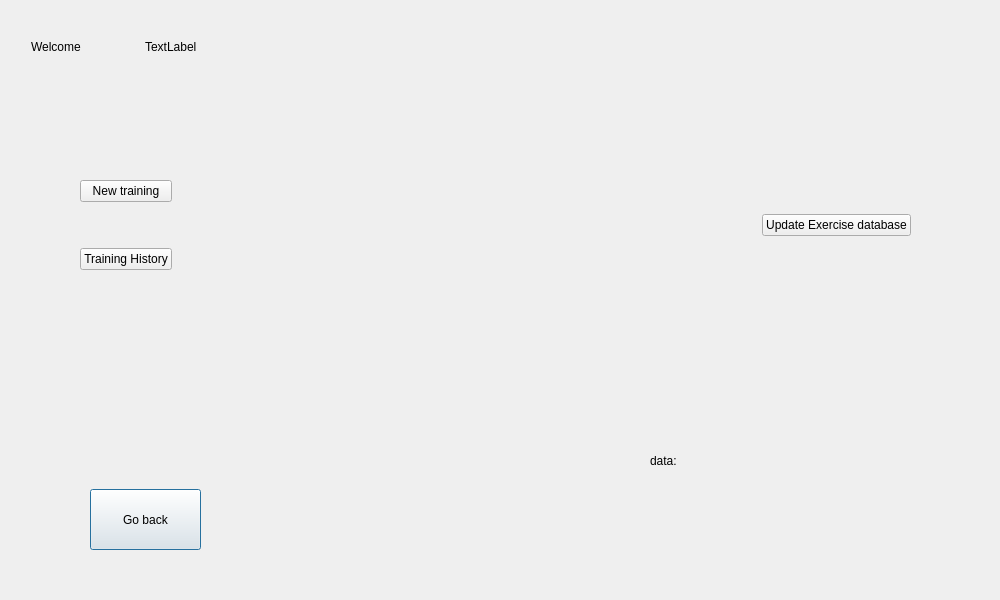
Before: the Qt Designer form src/guisecond.ui in jbento12/projectESRG, drawn with Qt 5.
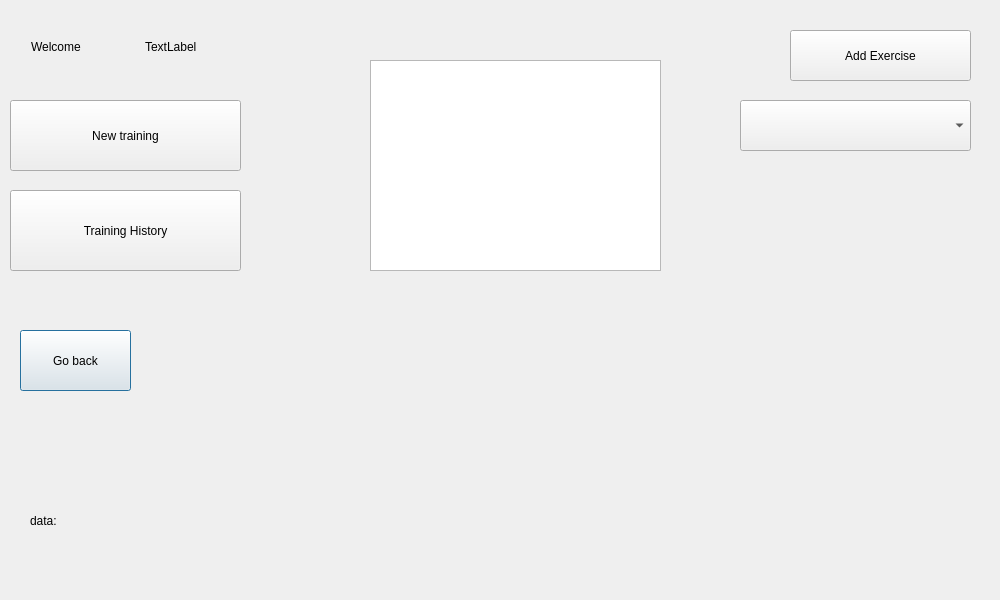
After: the same form once the commit is applied.

```diff
--- a/src/guisecond.ui
+++ b/src/guisecond.ui
@@ -16,8 +16,8 @@
   <widget class="QPushButton" name="push_GoBack">
    <property name="geometry">
     <rect>
-     <x>90</x>
-     <y>489</y>
+     <x>20</x>
+     <y>330</y>
      <width>111</width>
      <height>61</height>
     </rect>
@@ -29,8 +29,8 @@
   <widget class="QLabel" name="label_Date">
    <property name="geometry">
     <rect>
-     <x>650</x>
-     <y>430</y>
+     <x>30</x>
+     <y>490</y>
      <width>211</width>
      <height>61</height>
     </rect>
@@ -65,58 +65,67 @@
     </item>
    </layout>
   </widget>
-  <widget class="QWidget" name="layoutWidget">
-   <property name="geometry">
-    <rect>
-     <x>80</x>
-     <y>140</y>
-     <width>831</width>
-     <height>171</height>
-    </rect>
-   </property>
-   <layout class="QHBoxLayout" name="horizontalLayout_2">
-    <item>
-     <layout class="QVBoxLayout" name="verticalLayout">
-      <item>
        <widget class="QPushButton" name="push_NewTraining">
         <property name="enabled">
          <bool>true</bool>
         </property>
+   <property name="geometry">
+    <rect>
+     <x>10</x>
+     <y>100</y>
+     <width>231</width>
+     <height>71</height>
+    </rect>
+   </property>
         <property name="text">
          <string>New training</string>
         </property>
        </widget>
-      </item>
-      <item>
        <widget class="QPushButton" name="push_TrainHistory">
+   <property name="geometry">
+    <rect>
+     <x>10</x>
+     <y>190</y>
+     <width>231</width>
+     <height>81</height>
+    </rect>
+   </property>
         <property name="text">
          <string>Training History</string>
         </property>
        </widget>
-      </item>
-     </layout>
-    </item>
-    <item>
-     <spacer name="horizontalSpacer">
-      <property name="orientation">
-       <enum>Qt::Horizontal</enum>
-      </property>
-      <property name="sizeHint" stdset="0">
-       <size>
-        <width>40</width>
-        <height>20</height>
-       </size>
-      </property>
-     </spacer>
-    </item>
-    <item>
-     <widget class="QPushButton" name="pushButton">
+  <widget class="QPushButton" name="push_AddExercises">
+   <property name="geometry">
+    <rect>
+     <x>790</x>
+     <y>30</y>
+     <width>181</width>
+     <height>51</height>
+    </rect>
+   </property>
       <property name="text">
-       <string>Update Exercise database</string>
-      </property>
-     </widget>
-    </item>
-   </layout>
+    <string>Add Exercise</string>
+   </property>
+  </widget>
+  <widget class="QComboBox" name="combo_MarketExer">
+   <property name="geometry">
+    <rect>
+     <x>740</x>
+     <y>100</y>
+     <width>231</width>
+     <height>51</height>
+    </rect>
+   </property>
+  </widget>
+  <widget class="QListView" name="list_UserExercises">
+   <property name="geometry">
+    <rect>
+     <x>370</x>
+     <y>60</y>
+     <width>291</width>
+     <height>211</height>
+    </rect>
+   </property>
   </widget>
  </widget>
  <resources/>
```
Lines whose indentation alone changed are shown as unchanged.
